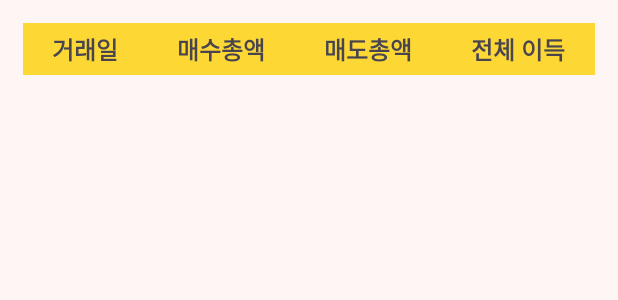
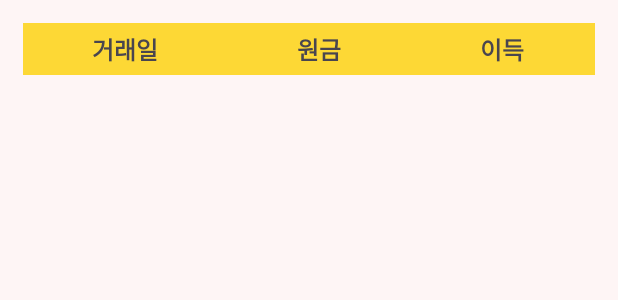
Before and after one commit to balamogoulish/fundManagerRenewal, an Android app: the layout activity_trade_list.xml on its own in the app's theme, with its tools: preview values and no code run, on a phone screen of 412 x 824 dp. Shown: the top 300 px of the screen. Run offline under Robolectric (Android 15) with nearby library versions, the phone set to English and light mode, and no system bars.

Commit message:
"feat: 게인 리스트 조회 기능"

```diff
--- a/app/src/main/java/com/example/fundmanager_renewal/InOutListActivity.java
+++ b/app/src/main/java/com/example/fundmanager_renewal/InOutListActivity.java
@@ -20,11 +20,8 @@ import retrofit2.Callback;
 import retrofit2.Response;
 
 public class InOutListActivity extends AppCompatActivity {
-    private TableLayout tableLayout;
-    private TableRow tableRow;
     String user_index;
     Call<List<transaction_model>> call;
-    List<transaction_model> result;
 
     protected void onCreate(Bundle savedInstanceState) {
         super.onCreate(savedInstanceState);
@@ -41,7 +38,7 @@ public class InOutListActivity extends AppCompatActivity {
             @Override
             public void onResponse(Call<List<transaction_model>> call, Response<List<transaction_model>> response) {
                 if(response.isSuccessful()) {
-                    result = response.body();
+                    List<transaction_model> result = response.body();
                     List<transaction_model> transactions = new ArrayList<>();
                     for (transaction_model model : result) {
                         transaction_model tran = new transaction_model();
@@ -72,6 +69,7 @@ public class InOutListActivity extends AppCompatActivity {
             // Create a new row to be added to the tableLayout
             TableRow row = new TableRow(this);
             TableRow.LayoutParams layoutParams = new TableRow.LayoutParams(TableRow.LayoutParams.MATCH_PARENT, TableRow.LayoutParams.WRAP_CONTENT);
+            layoutParams.setMargins(0, 30, 0, 30);
             row.setLayoutParams(layoutParams);
 
             // Create TextViews to hold transaction data
--- a/app/src/main/java/com/example/fundmanager_renewal/RetrofitInterface.java
+++ b/app/src/main/java/com/example/fundmanager_renewal/RetrofitInterface.java
@@ -41,4 +41,6 @@ public interface RetrofitInterface {
     @FormUrlEncoded
     @POST("gain")
     Call<Void> postGain(@Field("user_index_g") String user_index_g, @Field("gain") String gain, @Field("principal") String principal);
+    @GET("gain/list/{user_index}")
+    Call<List<gain_model>> bringGainList(@Path("user_index") String user_index);
 }
--- a/app/src/main/res/layout/activity_trade_list.xml
+++ b/app/src/main/res/layout/activity_trade_list.xml
@@ -33,19 +33,10 @@
                 android:textStyle="bold" />
 
             <TextView
-                android:id="@+id/textView13"
-                android:layout_width="wrap_content"
-                android:layout_height="wrap_content"
-                android:text="매수총액"
-                android:textAlignment="center"
-                android:textSize="16sp"
-                android:textStyle="bold" />
-
-            <TextView
                 android:id="@+id/textView15"
                 android:layout_width="wrap_content"
                 android:layout_height="wrap_content"
-                android:text="매도총액"
+                android:text="원금"
                 android:textAlignment="center"
                 android:textSize="16sp"
                 android:textStyle="bold" />
@@ -54,7 +45,7 @@
                 android:id="@+id/textView11"
                 android:layout_width="wrap_content"
                 android:layout_height="wrap_content"
-                android:text="전체 이득"
+                android:text="이득"
                 android:textAlignment="center"
                 android:textSize="16sp"
                 android:textStyle="bold" />
```
Also changed, not shown: app/src/main/java/com/example/fundmanager_renewal/TradeListActivity.java (+66 -0 lines).
